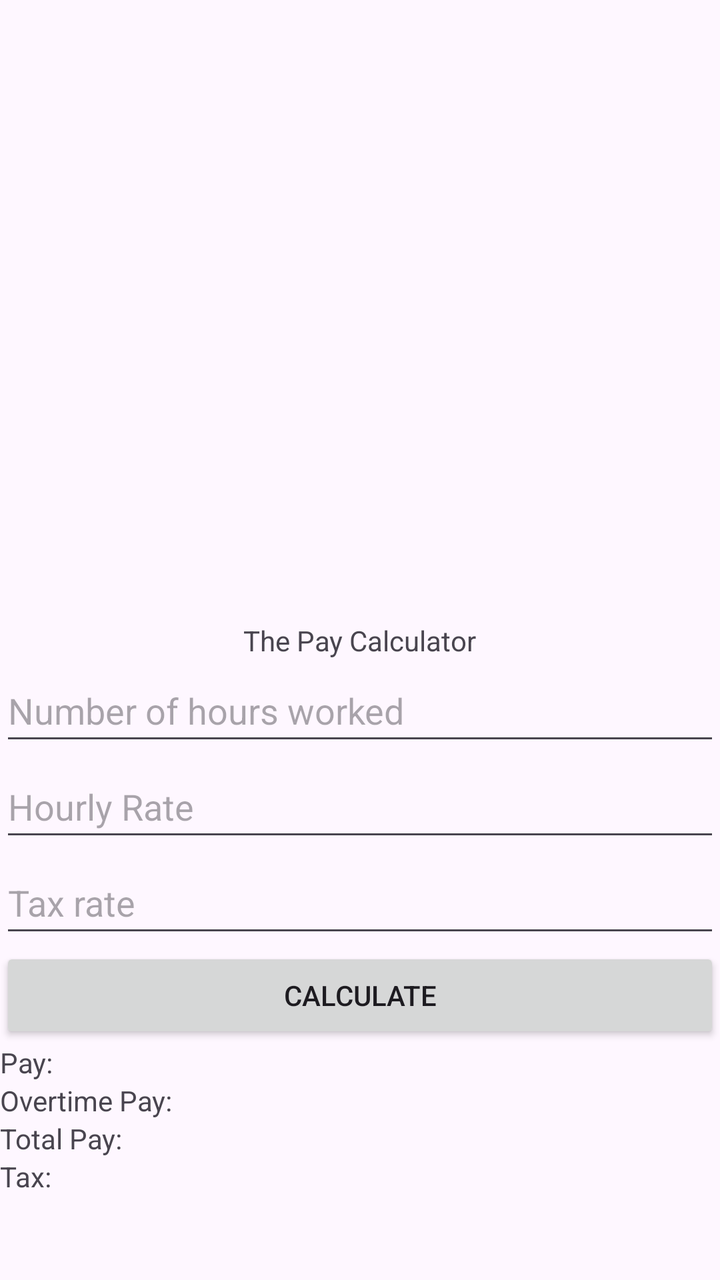
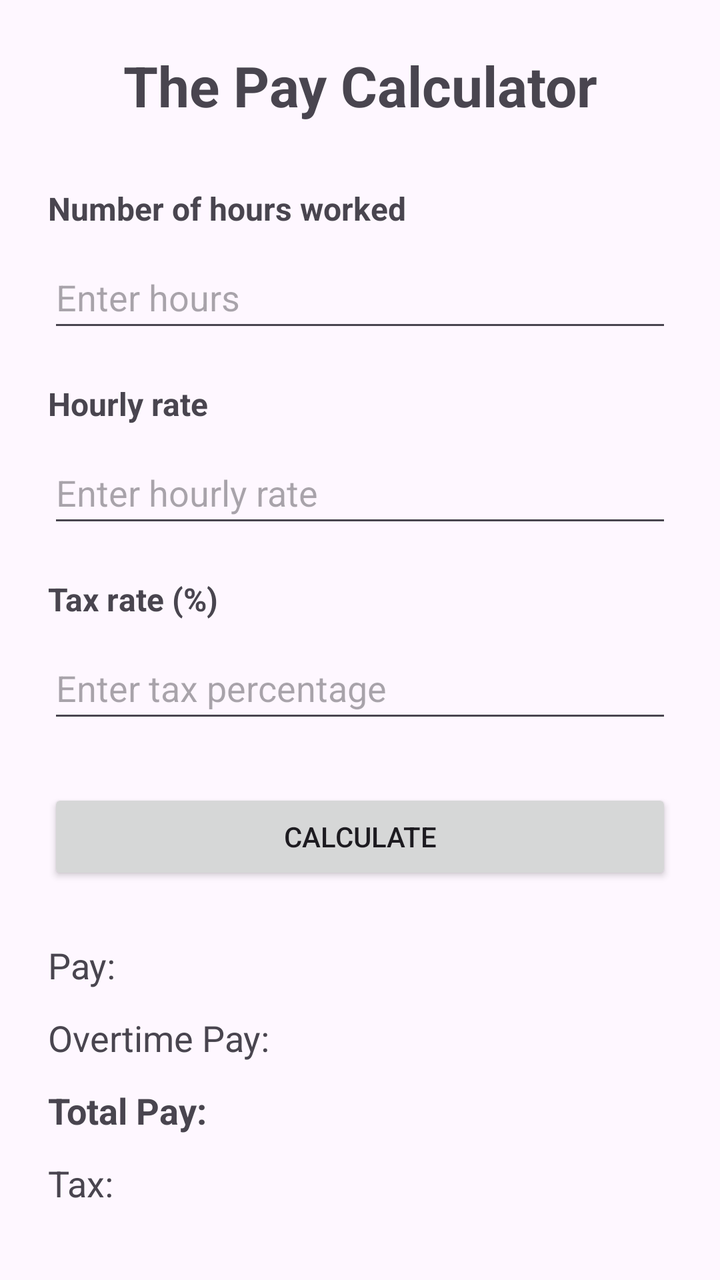

The first picture is an Android layout as it rendered before a commit; the second is the same layout after the commit. The layout source and the unified diff follow.
<!-- AndroidManifest.xml: application theme Theme.COMP3074_assignment1 -->
<!-- res/layout/activity_main.xml -->
<?xml version="1.0" encoding="utf-8"?>
<androidx.constraintlayout.widget.ConstraintLayout xmlns:android="http://schemas.android.com/apk/res/android"
    xmlns:app="http://schemas.android.com/apk/res-auto"
    xmlns:tools="http://schemas.android.com/tools"
    android:id="@+id/main"
    android:layout_width="match_parent"
    android:layout_height="match_parent"
    tools:context=".MainActivity">

    <TextView
        android:id="@+id/tTitleText"
        android:layout_width="wrap_content"
        android:layout_height="wrap_content"
        android:text="@string/the_pay_calculator"
        app:layout_constraintBottom_toBottomOf="parent"
        app:layout_constraintEnd_toEndOf="parent"
        app:layout_constraintStart_toStartOf="parent"
        app:layout_constraintTop_toTopOf="parent" />

    <EditText
        android:id="@+id/HoursInput"
        android:layout_width="match_parent"
        android:minHeight="48dp"
        android:layout_height="wrap_content"
        android:autofillHints=""
        android:hint="@string/number_of_hours_worked"
        android:inputType="numberDecimal"
        app:layout_constraintTop_toBottomOf="@id/tTitleText"
        app:layout_constraintStart_toStartOf="parent"
        app:layout_constraintEnd_toEndOf="parent" />
    <EditText
        android:id="@+id/HourlyRate"
        android:layout_width="match_parent"
        android:minHeight="48dp"
        android:layout_height="wrap_content"
        android:autofillHints=""
        android:hint="@string/hourly_rate"
        android:inputType="numberDecimal"
        app:layout_constraintTop_toBottomOf="@id/HoursInput"
        app:layout_constraintStart_toStartOf="parent"
        app:layout_constraintEnd_toEndOf="parent" />

    <EditText
        android:id="@+id/TaxRate"
        android:layout_width="match_parent"
        android:minHeight="48dp"
        android:layout_height="wrap_content"
        android:autofillHints=""
        android:hint="@string/tax_rate"
        android:inputType="numberDecimal"
        app:layout_constraintTop_toBottomOf="@id/HourlyRate"
        app:layout_constraintStart_toStartOf="parent"
        app:layout_constraintEnd_toEndOf="parent" />

    <Button
        android:id="@+id/CalculateButton"
        android:layout_width="match_parent"
        android:layout_height="wrap_content"
        android:text="@string/calculate"
        app:layout_constraintTop_toBottomOf="@id/TaxRate"
        app:layout_constraintStart_toStartOf="parent"
        app:layout_constraintEnd_toEndOf="parent" />


    <TextView
        android:id="@+id/PayOutput"
        android:layout_width="match_parent"
        android:layout_height="wrap_content"
        android:text="@string/pay"
        app:layout_constraintTop_toBottomOf="@id/CalculateButton"
        app:layout_constraintStart_toStartOf="parent"
        app:layout_constraintEnd_toEndOf="parent" />

    <TextView
        android:id="@+id/overtimeOutput"
        android:layout_width="match_parent"
        android:layout_height="wrap_content"
        android:text="@string/overtime_pay"
        app:layout_constraintTop_toBottomOf="@id/PayOutput"
        app:layout_constraintStart_toStartOf="parent"
        app:layout_constraintEnd_toEndOf="parent" />

    <TextView
        android:id="@+id/TotalPay"
        android:layout_width="match_parent"
        android:layout_height="wrap_content"
        android:text="@string/total_pay"
        app:layout_constraintTop_toBottomOf="@id/overtimeOutput"
        app:layout_constraintStart_toStartOf="parent"
        app:layout_constraintEnd_toEndOf="parent" />

    <TextView
        android:id="@+id/TaxOutput"
        android:layout_width="match_parent"
        android:layout_height="wrap_content"
        android:text="@string/tax"
        app:layout_constraintTop_toBottomOf="@id/TotalPay"
        app:layout_constraintStart_toStartOf="parent"
        app:layout_constraintEnd_toEndOf="parent" />



</androidx.constraintlayout.widget.ConstraintLayout>
<!-- resources referenced by this layout -->
<resources>
  <string name="calculate">Calculate</string>
  <string name="hourly_rate">Hourly Rate</string>
  <string name="number_of_hours_worked">Number of hours worked</string>
  <string name="overtime_pay">Overtime Pay:</string>
  <string name="pay">Pay:</string>
  <string name="tax">Tax:</string>
  <string name="tax_rate">Tax rate</string>
  <string name="the_pay_calculator">The Pay Calculator</string>
  <string name="total_pay">Total Pay:</string>
  <style name="Theme.COMP3074_assignment1" parent="Base.Theme.COMP3074_assignment1" />
  <style name="Base.Theme.COMP3074_assignment1" parent="Theme.Material3.DayNight.NoActionBar">
          
          
      </style>
</resources>

<!-- the commit's change to res/layout/activity_main.xml (unified diff, before → after) -->
@@ -1,103 +1,152 @@
 <?xml version="1.0" encoding="utf-8"?>
-<androidx.constraintlayout.widget.ConstraintLayout xmlns:android="http://schemas.android.com/apk/res/android"
+<ScrollView xmlns:android="http://schemas.android.com/apk/res/android"
     xmlns:app="http://schemas.android.com/apk/res-auto"
     xmlns:tools="http://schemas.android.com/tools"
-    android:id="@+id/main"
     android:layout_width="match_parent"
     android:layout_height="match_parent"
     tools:context=".MainActivity">
 
-    <TextView
-        android:id="@+id/tTitleText"
-        android:layout_width="wrap_content"
-        android:layout_height="wrap_content"
-        android:text="@string/the_pay_calculator"
-        app:layout_constraintBottom_toBottomOf="parent"
-        app:layout_constraintEnd_toEndOf="parent"
-        app:layout_constraintStart_toStartOf="parent"
-        app:layout_constraintTop_toTopOf="parent" />
-
-    <EditText
-        android:id="@+id/HoursInput"
-        android:layout_width="match_parent"
-        android:minHeight="48dp"
-        android:layout_height="wrap_content"
-        android:autofillHints=""
-        android:hint="@string/number_of_hours_worked"
-        android:inputType="numberDecimal"
-        app:layout_constraintTop_toBottomOf="@id/tTitleText"
-        app:layout_constraintStart_toStartOf="parent"
-        app:layout_constraintEnd_toEndOf="parent" />
-    <EditText
-        android:id="@+id/HourlyRate"
-        android:layout_width="match_parent"
-        android:minHeight="48dp"
-        android:layout_height="wrap_content"
-        android:autofillHints=""
-        android:hint="@string/hourly_rate"
-        android:inputType="numberDecimal"
-        app:layout_constraintTop_toBottomOf="@id/HoursInput"
-        app:layout_constraintStart_toStartOf="parent"
-        app:layout_constraintEnd_toEndOf="parent" />
-
-    <EditText
-        android:id="@+id/TaxRate"
-        android:layout_width="match_parent"
-        android:minHeight="48dp"
-        android:layout_height="wrap_content"
-        android:autofillHints=""
-        android:hint="@string/tax_rate"
-        android:inputType="numberDecimal"
-        app:layout_constraintTop_toBottomOf="@id/HourlyRate"
-        app:layout_constraintStart_toStartOf="parent"
-        app:layout_constraintEnd_toEndOf="parent" />
-
-    <Button
-        android:id="@+id/CalculateButton"
+    <androidx.constraintlayout.widget.ConstraintLayout
+        android:id="@+id/main"
         android:layout_width="match_parent"
         android:layout_height="wrap_content"
-        android:text="@string/calculate"
-        app:layout_constraintTop_toBottomOf="@id/TaxRate"
-        app:layout_constraintStart_toStartOf="parent"
-        app:layout_constraintEnd_toEndOf="parent" />
+        android:padding="24dp">
 
+        <TextView
+            android:id="@+id/tTitleText"
+            android:layout_width="wrap_content"
+            android:layout_height="wrap_content"
+            android:text="@string/the_pay_calculator"
+            android:textSize="28sp"
+            android:textStyle="bold"
+            app:layout_constraintEnd_toEndOf="parent"
+            app:layout_constraintStart_toStartOf="parent"
+            app:layout_constraintTop_toTopOf="parent" />
 
-    <TextView
-        android:id="@+id/PayOutput"
-        android:layout_width="match_parent"
-        android:layout_height="wrap_content"
-        android:text="@string/pay"
-        app:layout_constraintTop_toBottomOf="@id/CalculateButton"
-        app:layout_constraintStart_toStartOf="parent"
-        app:layout_constraintEnd_toEndOf="parent" />
+        <TextView
+            android:id="@+id/hoursLabel"
+            android:layout_width="wrap_content"
+            android:layout_height="wrap_content"
+            android:layout_marginTop="32dp"
+            android:text="Number of hours worked"
+            android:textSize="16sp"
+            android:textStyle="bold"
+            app:layout_constraintStart_toStartOf="parent"
+            app:layout_constraintTop_toBottomOf="@id/tTitleText" />
 
-    <TextView
-        android:id="@+id/overtimeOutput"
-        android:layout_width="match_parent"
-        android:layout_height="wrap_content"
-        android:text="@string/overtime_pay"
-        app:layout_constraintTop_toBottomOf="@id/PayOutput"
-        app:layout_constraintStart_toStartOf="parent"
-        app:layout_constraintEnd_toEndOf="parent" />
+        <EditText
+            android:id="@+id/HoursInput"
+            android:layout_width="0dp"
+            android:layout_height="wrap_content"
+            android:layout_marginTop="8dp"
+            android:hint="Enter hours"
+            android:inputType="numberDecimal"
+            android:minHeight="48dp"
+            app:layout_constraintEnd_toEndOf="parent"
+            app:layout_constraintStart_toStartOf="parent"
+            app:layout_constraintTop_toBottomOf="@id/hoursLabel" />
 
-    <TextView
-        android:id="@+id/TotalPay"
-        android:layout_width="match_parent"
-        android:layout_height="wrap_content"
-        android:text="@string/total_pay"
-        app:layout_constraintTop_toBottomOf="@id/overtimeOutput"
-        app:layout_constraintStart_toStartOf="parent"
-        app:layout_constraintEnd_toEndOf="parent" />
+        <TextView
+            android:id="@+id/rateLabel"
+            android:layout_width="wrap_content"
+            android:layout_height="wrap_content"
+            android:layout_marginTop="20dp"
+            android:text="Hourly rate"
+            android:textSize="16sp"
+            android:textStyle="bold"
+            app:layout_constraintStart_toStartOf="parent"
+            app:layout_constraintTop_toBottomOf="@id/HoursInput" />
 
-    <TextView
-        android:id="@+id/TaxOutput"
-        android:layout_width="match_parent"
-        android:layout_height="wrap_content"
-        android:text="@string/tax"
-        app:layout_constraintTop_toBottomOf="@id/TotalPay"
-        app:layout_constraintStart_toStartOf="parent"
-        app:layout_constraintEnd_toEndOf="parent" />
+        <EditText
+            android:id="@+id/HourlyRate"
+            android:layout_width="0dp"
+            android:layout_height="wrap_content"
+            android:layout_marginTop="8dp"
+            android:hint="Enter hourly rate"
+            android:inputType="numberDecimal"
+            android:minHeight="48dp"
+            app:layout_constraintEnd_toEndOf="parent"
+            app:layout_constraintStart_toStartOf="parent"
+            app:layout_constraintTop_toBottomOf="@id/rateLabel" />
 
+        <TextView
+            android:id="@+id/taxLabel"
+            android:layout_width="wrap_content"
+            android:layout_height="wrap_content"
+            android:layout_marginTop="20dp"
+            android:text="Tax rate (%)"
+            android:textSize="16sp"
+            android:textStyle="bold"
+            app:layout_constraintStart_toStartOf="parent"
+            app:layout_constraintTop_toBottomOf="@id/HourlyRate" />
 
+        <EditText
+            android:id="@+id/TaxRate"
+            android:layout_width="0dp"
+            android:layout_height="wrap_content"
+            android:layout_marginTop="8dp"
+            android:hint="Enter tax percentage"
+            android:inputType="numberDecimal"
+            android:minHeight="48dp"
+            app:layout_constraintEnd_toEndOf="parent"
+            app:layout_constraintStart_toStartOf="parent"
+            app:layout_constraintTop_toBottomOf="@id/taxLabel" />
 
-</androidx.constraintlayout.widget.ConstraintLayout>
+        <Button
+            android:id="@+id/CalculateButton"
+            android:layout_width="0dp"
+            android:layout_height="wrap_content"
+            android:layout_marginTop="28dp"
+            android:text="@string/calculate"
+            app:layout_constraintEnd_toEndOf="parent"
+            app:layout_constraintStart_toStartOf="parent"
+            app:layout_constraintTop_toBottomOf="@id/TaxRate" />
+
+        <TextView
+            android:id="@+id/PayOutput"
+            android:layout_width="0dp"
+            android:layout_height="wrap_content"
+            android:layout_marginTop="28dp"
+            android:text="@string/pay"
+            android:textSize="18sp"
+            app:layout_constraintEnd_toEndOf="parent"
+            app:layout_constraintStart_toStartOf="parent"
+            app:layout_constraintTop_toBottomOf="@id/CalculateButton" />
+
+        <TextView
+            android:id="@+id/overtimeOutput"
+            android:layout_width="0dp"
+            android:layout_height="wrap_content"
+            android:layout_marginTop="12dp"
+            android:text="@string/overtime_pay"
+            android:textSize="18sp"
+            app:layout_constraintEnd_toEndOf="parent"
+            app:layout_constraintStart_toStartOf="parent"
+            app:layout_constraintTop_toBottomOf="@id/PayOutput" />
+
+        <TextView
+            android:id="@+id/TotalPay"
+            android:layout_width="0dp"
+            android:layout_height="wrap_content"
+            android:layout_marginTop="12dp"
+            android:text="@string/total_pay"
+            android:textSize="18sp"
+            android:textStyle="bold"
+            app:layout_constraintEnd_toEndOf="parent"
+            app:layout_constraintStart_toStartOf="parent"
+            app:layout_constraintTop_toBottomOf="@id/overtimeOutput" />
+
+        <TextView
+            android:id="@+id/TaxOutput"
+            android:layout_width="0dp"
+            android:layout_height="wrap_content"
+            android:layout_marginTop="12dp"
+            android:text="@string/tax"
+            android:textSize="18sp"
+            app:layout_constraintEnd_toEndOf="parent"
+            app:layout_constraintStart_toStartOf="parent"
+            app:layout_constraintTop_toBottomOf="@id/TotalPay" />
+
+    </androidx.constraintlayout.widget.ConstraintLayout>
+
+</ScrollView>
<!-- resource entries referenced after the edit -->
@@ -1,12 +1,9 @@
 <!-- resources referenced by this layout -->
 <resources>
   <string name="calculate">Calculate</string>
-  <string name="hourly_rate">Hourly Rate</string>
-  <string name="number_of_hours_worked">Number of hours worked</string>
   <string name="overtime_pay">Overtime Pay:</string>
   <string name="pay">Pay:</string>
   <string name="tax">Tax:</string>
-  <string name="tax_rate">Tax rate</string>
   <string name="the_pay_calculator">The Pay Calculator</string>
   <string name="total_pay">Total Pay:</string>
   <style name="Theme.COMP3074_assignment1" parent="Base.Theme.COMP3074_assignment1" />
